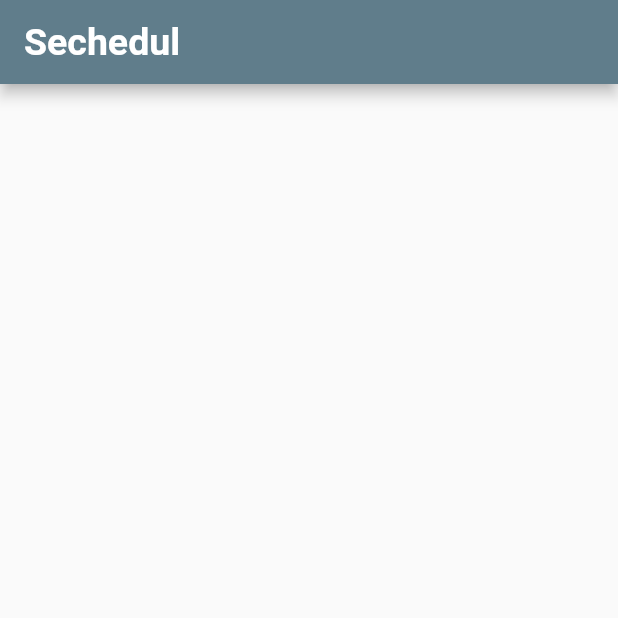
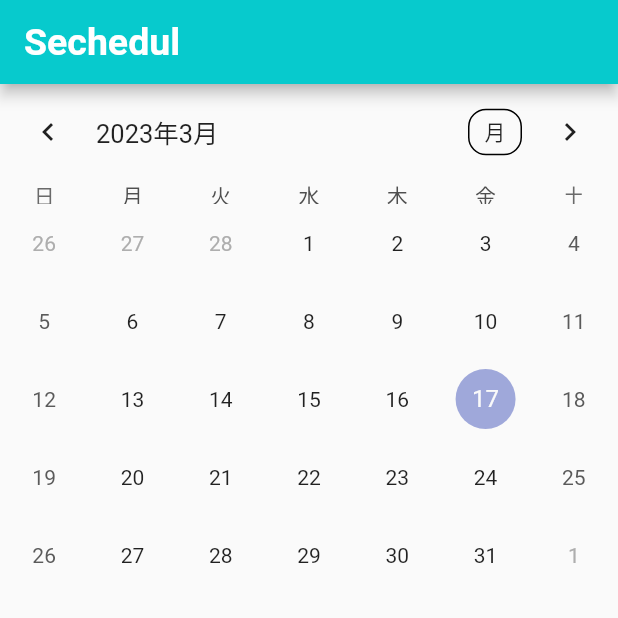
Before and after one commit to Muhyun-Kim/couple_share_schedule, a Flutter app: the screen it shows once a user with an empty profile is signed in, on a phone screen of 412 x 824 dp, the top half of it. Run offline on Flutter 3.47's test engine with Material 2 defaults, Android fonts, the phone set to English and light mode, and no system bars; drawn by our look-alikes of table_calendar; our stand-ins replace firebase_auth, firebase_core, flutter_signin_button, google_sign_in; accounts and stored records are empty.

Commit message:
add calendar

```diff
--- a/lib/main.dart
+++ b/lib/main.dart
@@ -1,6 +1,7 @@
 import 'package:couple_share_schedule/widgets/auth_wrapper.dart';
 import 'package:firebase_core/firebase_core.dart';
 import 'package:flutter/material.dart';
+import 'package:intl/date_symbol_data_local.dart';
 
 import 'firebase_options.dart';
 
@@ -10,7 +11,7 @@ void main() async {
     options: DefaultFirebaseOptions.currentPlatform,
   );
 
-  runApp(const MyApp());
+  initializeDateFormatting().then((_) => runApp(const MyApp()));
 }
 
 class MyApp extends StatelessWidget {
--- a/lib/screens/home_screen.dart
+++ b/lib/screens/home_screen.dart
@@ -5,14 +5,23 @@
 import 'package:flutter/material.dart';
 import 'package:table_calendar/table_calendar.dart';
 
-class HomeScreen extends StatelessWidget {
+class HomeScreen extends StatefulWidget {
   const HomeScreen({super.key});
+
+  @override
+  State<HomeScreen> createState() => _HomeScreenState();
+}
+
+class _HomeScreenState extends State<HomeScreen> {
+  CalendarFormat _calendarFormat = CalendarFormat.month;
+  DateTime _focusedDay = DateTime.now();
+  DateTime? _selectedDay;
 
   @override
   Widget build(BuildContext context) {
     return Scaffold(
       appBar: AppBar(
-        backgroundColor: Colors.blueGrey,
+        backgroundColor: const Color.fromARGB(255, 7, 202, 205),
         title: const Text(
           "Sechedul",
           style: TextStyle(
@@ -21,10 +30,39 @@ class HomeScreen extends StatelessWidget {
           ),
         ),
       ),
-      body: Row(
-        children: const [
-
-        ],
+      body: SingleChildScrollView(
+        child: TableCalendar(
+          locale: 'ja_JP',
+          focusedDay: DateTime.now(),
+          firstDay: DateTime.utc(2020, 1, 1),
+          lastDay: DateTime.utc(2030, 12, 31),
+          calendarFormat: _calendarFormat,
+          availableCalendarFormats: const {
+            CalendarFormat.month: '週',
+            CalendarFormat.week: '月',
+          },
+          onFormatChanged: (format) {
+            setState(
+              () {
+                _calendarFormat = format;
+              },
+            );
+          },
+          selectedDayPredicate: (day) {
+            return isSameDay(_selectedDay, day);
+          },
+          onDaySelected: (selectedDay, focusedDay) {
+            setState(
+              () {
+                _selectedDay = selectedDay;
+                _focusedDay = focusedDay;
+              },
+            );
+          },
+          onPageChanged: (focusedDay) {
+            _focusedDay = focusedDay;
+          },
+        ),
       ),
     );
   }
--- a/pubspec.yaml
+++ b/pubspec.yaml
@@ -39,6 +39,7 @@ dependencies:
   google_sign_in: ^6.0.2
   flutter_signin_button: ^2.0.0
   table_calendar: ^3.0.8
+  intl: ^0.17.0
 
 dev_dependencies:
   flutter_test:
```
Also changed, not shown: pubspec.lock.
